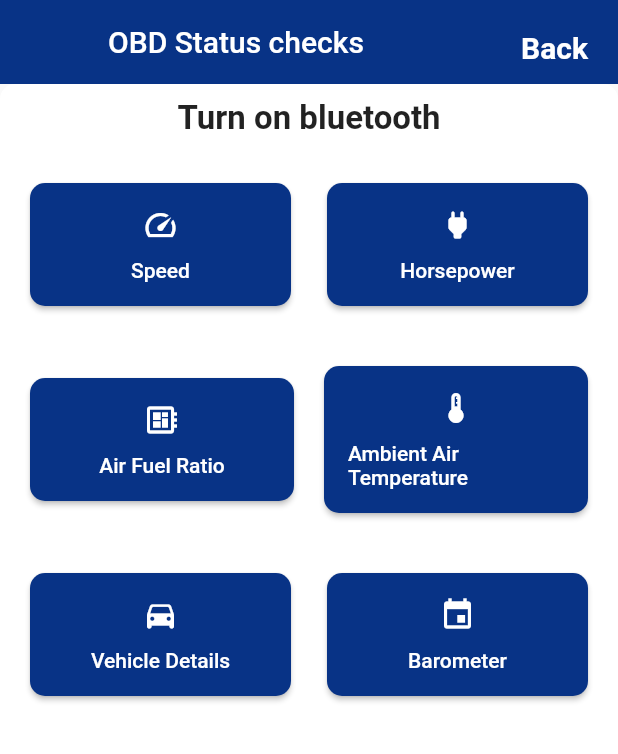
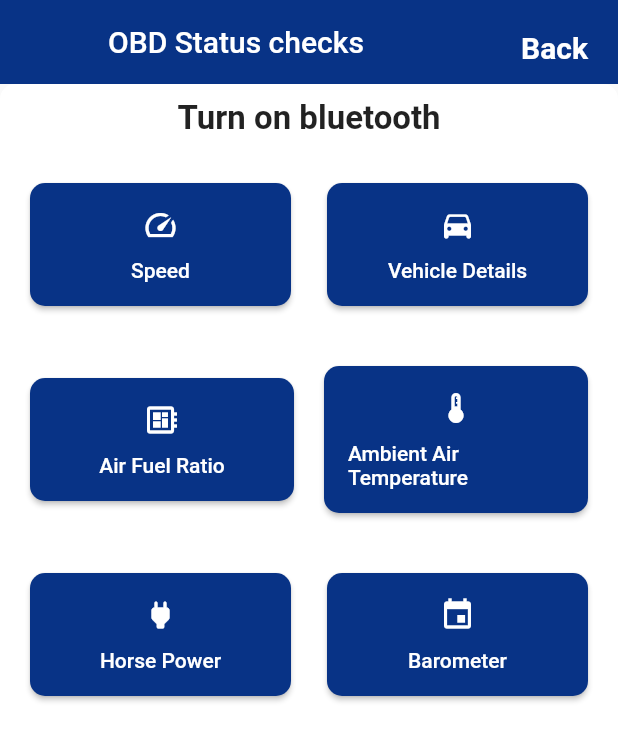
Before and after one commit to Iamprashanth-1/creditapp, a Flutter app: the HomePage screen opened directly, on a phone screen of 412 x 824 dp. Shown: the top 754 px of the screen. Run offline on Flutter 3.47's test engine with Material 2 defaults, Android fonts, the phone set to English and light mode, and no system bars; our stand-ins replace carousel_slider, flutter_bluetooth_serial, flutter_login, fluttertoast, image_cropper, image_picker and 2 more; missing offline and left inert: clipboard, firebase_ml_vision, merge_images, status_alert; accounts and stored records are empty.

Commit message:
added icons

```diff
--- a/lib/home.dart
+++ b/lib/home.dart
@@ -174,9 +174,10 @@ class _HomePageState extends State<HomePage> {
                           child: Column(
                             mainAxisAlignment: MainAxisAlignment.spaceEvenly,
                             children: <Widget>[
-                              Icon(Icons.power_rounded , color: Colors.white),
+                              Icon(Icons.directions_car_rounded,
+                                  color: Colors.white),
                               SizedBox(height: 10),
-                              Text("Horsepower",
+                              Text("Vehicle Details",
                                   style: TextStyle(color: Colors.white)),
                             ],
                           ),
@@ -251,9 +252,9 @@ class _HomePageState extends State<HomePage> {
                           child: Column(
                             mainAxisAlignment: MainAxisAlignment.spaceEvenly,
                             children: <Widget>[
-                              Icon(Icons.directions_car_rounded, color: Colors.white),
+                              Icon(Icons.power_rounded, color: Colors.white),
                               SizedBox(height: 10),
-                              Text("Vehicle Details",
+                              Text("Horse Power",
                                   style: TextStyle(color: Colors.white)),
                             ],
                           ),
```
